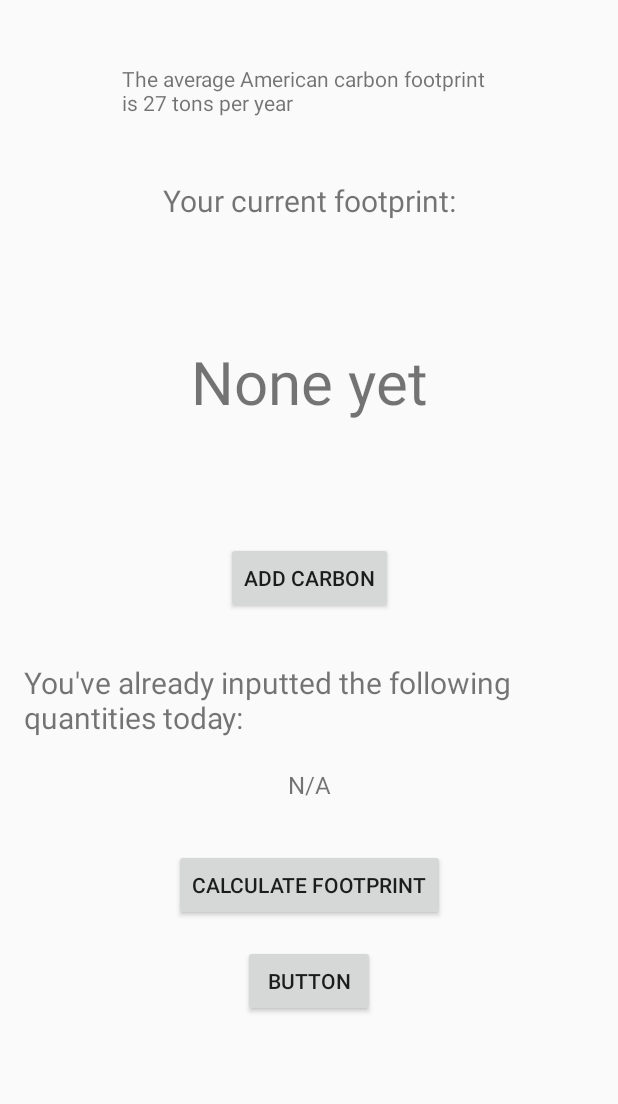
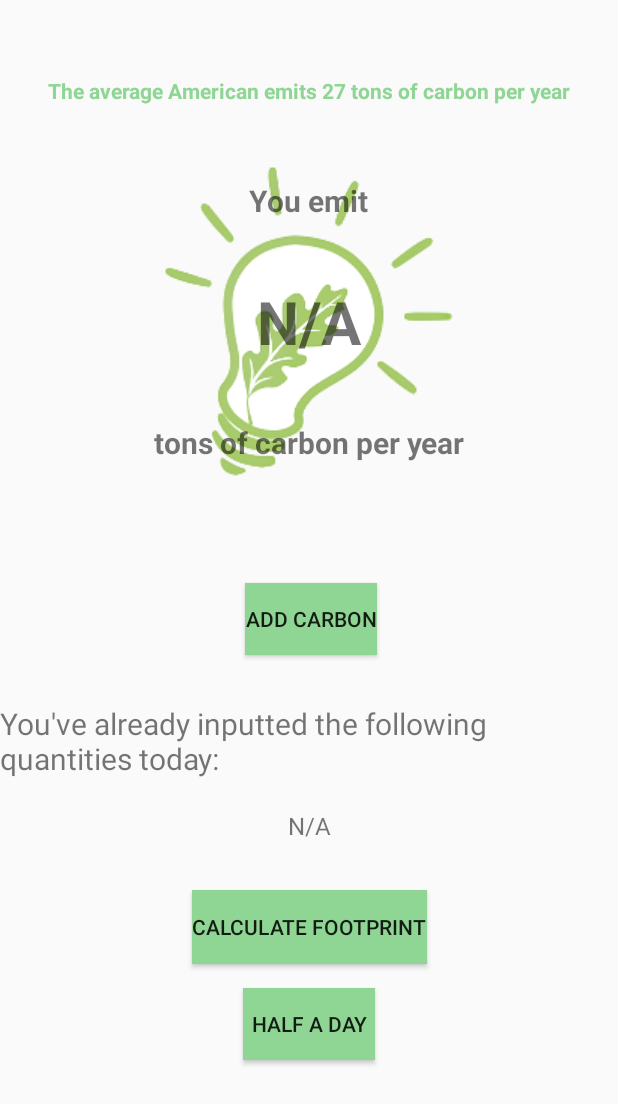
Before and after one commit to Carbon-Truth/CarbonTruth, an Android app: the layout activity_main.xml on its own in the app's theme, with its tools: preview values and no code run, on a phone screen of 412 x 824 dp. Shown: the top 1104 px of the screen. Run offline under Robolectric (Android 15) with nearby library versions, the phone set to English and light mode, and no system bars.

Commit message:
Restructured code.

```diff
--- a/app/src/main/res/layout/activity_main.xml
+++ b/app/src/main/res/layout/activity_main.xml
@@ -6,13 +6,24 @@
     android:layout_width="match_parent"
     android:layout_height="match_parent">
 
+    <ImageView
+        android:id="@+id/imageView3"
+        android:layout_width="wrap_content"
+        android:layout_height="wrap_content"
+        app:layout_constraintBottom_toBottomOf="@+id/textView2"
+        app:layout_constraintEnd_toEndOf="parent"
+        app:layout_constraintStart_toStartOf="parent"
+        app:layout_constraintTop_toTopOf="@+id/footprintLabel"
+        app:srcCompat="@drawable/lightbulb2" />
+
     <TextView
         android:id="@+id/footprintLabel"
         android:layout_width="wrap_content"
         android:layout_height="wrap_content"
         android:layout_marginTop="120dp"
-        android:text="Your current footprint:"
+        android:text="You emit"
         android:textSize="20sp"
+        android:textStyle="bold"
         app:layout_constraintEnd_toEndOf="parent"
         app:layout_constraintStart_toStartOf="parent"
         app:layout_constraintTop_toTopOf="parent" />
@@ -21,9 +32,10 @@
         android:id="@+id/footprintValue"
         android:layout_width="wrap_content"
         android:layout_height="wrap_content"
-        android:layout_marginTop="80dp"
-        android:text="None yet"
+        android:layout_marginTop="40dp"
+        android:text="N/A"
         android:textSize="40sp"
+        android:textStyle="bold"
         app:layout_constraintEnd_toEndOf="parent"
         app:layout_constraintStart_toStartOf="parent"
         app:layout_constraintTop_toBottomOf="@+id/footprintLabel" />
@@ -32,16 +44,19 @@
         android:id="@+id/button"
         android:layout_width="wrap_content"
         android:layout_height="wrap_content"
+        android:layout_marginStart="2dp"
+        android:layout_marginLeft="2dp"
         android:layout_marginTop="80dp"
+        android:background="#8fd694"
         android:onClick="inputCarbon"
         android:text="Add Carbon"
         app:layout_constraintEnd_toEndOf="parent"
         app:layout_constraintStart_toStartOf="parent"
-        app:layout_constraintTop_toBottomOf="@+id/footprintValue" />
+        app:layout_constraintTop_toBottomOf="@+id/textView2" />
 
     <TextView
         android:id="@+id/mostRecentInputLabel"
-        android:layout_width="0dp"
+        android:layout_width="wrap_content"
         android:layout_height="wrap_content"
         android:layout_marginStart="16dp"
         android:layout_marginLeft="16dp"
@@ -68,8 +83,9 @@
     <Button
         android:id="@+id/button2"
         android:layout_width="wrap_content"
-        android:layout_height="wrap_content"
+        android:layout_height="49dp"
         android:layout_marginTop="32dp"
+        android:background="#8fd694"
         android:onClick="calculateCurrentFootprint"
         android:text="calculate footprint"
         app:layout_constraintEnd_toEndOf="parent"
@@ -78,9 +94,11 @@
 
     <TextView
         android:id="@+id/textView"
-        android:layout_width="250dp"
+        android:layout_width="wrap_content"
         android:layout_height="wrap_content"
-        android:text="The average American carbon footprint is 27 tons per year"
+        android:text="The average American emits 27 tons of carbon per year"
+        android:textColor="#8fd694"
+        android:textStyle="bold"
         app:layout_constraintBottom_toTopOf="@+id/footprintLabel"
         app:layout_constraintEnd_toEndOf="parent"
         app:layout_constraintHorizontal_bias="0.5"
@@ -92,9 +110,22 @@
         android:layout_width="wrap_content"
         android:layout_height="wrap_content"
         android:layout_marginTop="16dp"
-        android:text="Button"
+        android:background="#8fd694"
+        android:text="half a day"
         android:onClick="subtractHalfADay"
         app:layout_constraintEnd_toEndOf="parent"
         app:layout_constraintStart_toStartOf="parent"
         app:layout_constraintTop_toBottomOf="@+id/button2" />
+
+    <TextView
+        android:id="@+id/textView2"
+        android:layout_width="wrap_content"
+        android:layout_height="wrap_content"
+        android:layout_marginTop="40dp"
+        android:text="tons of carbon per year"
+        android:textSize="20sp"
+        android:textStyle="bold"
+        app:layout_constraintEnd_toEndOf="parent"
+        app:layout_constraintStart_toStartOf="parent"
+        app:layout_constraintTop_toBottomOf="@+id/footprintValue" />
 </androidx.constraintlayout.widget.ConstraintLayout>
--- a/app/src/main/res/layout/food_popup.xml
+++ b/app/src/main/res/layout/food_popup.xml
@@ -18,6 +18,7 @@
         android:onClick="onFoodItem1Click"
         android:text="@string/food_item_1"
         android:textSize="20sp"
+        android:background="#8fd694"
         app:layout_constraintEnd_toEndOf="parent"
         app:layout_constraintHorizontal_bias="0.0"
         app:layout_constraintStart_toStartOf="parent"
@@ -35,6 +36,7 @@
         android:onClick="onFoodItem2Click"
         android:text="@string/food_item_2"
         android:textSize="20sp"
+        android:background="#8fd694"
         app:layout_constraintEnd_toEndOf="parent"
         app:layout_constraintHorizontal_bias="0.0"
         app:layout_constraintStart_toStartOf="parent"
@@ -52,6 +54,7 @@
         android:onClick="onFoodItem3Click"
         android:text="@string/food_item_3"
         android:textSize="20sp"
+        android:background="#8fd694"
         app:layout_constraintEnd_toEndOf="parent"
         app:layout_constraintHorizontal_bias="1.0"
         app:layout_constraintStart_toStartOf="parent"
@@ -69,6 +72,7 @@
         android:onClick="onFoodItem4Click"
         android:text="@string/food_item_4"
         android:textSize="20sp"
+        android:background="#8fd694"
         app:layout_constraintEnd_toEndOf="parent"
         app:layout_constraintHorizontal_bias="0.0"
         app:layout_constraintStart_toStartOf="parent"
@@ -86,6 +90,7 @@
         android:onClick="onFoodItem5Click"
         android:text="@string/food_item_5"
         android:textSize="20sp"
+        android:background="#8fd694"
         app:layout_constraintEnd_toEndOf="parent"
         app:layout_constraintHorizontal_bias="0.0"
         app:layout_constraintStart_toStartOf="parent"
--- a/app/src/main/res/layout/food_quantity_popup.xml
+++ b/app/src/main/res/layout/food_quantity_popup.xml
@@ -46,6 +46,7 @@
         android:layout_height="wrap_content"
         android:onClick="submit"
         android:text="@string/submit_button_text"
+        android:background="#8fd694"
         app:layout_constraintEnd_toEndOf="parent"
         app:layout_constraintHorizontal_bias="0.498"
         app:layout_constraintStart_toStartOf="parent"
--- a/app/src/main/res/layout/vehicle_popup.xml
+++ b/app/src/main/res/layout/vehicle_popup.xml
@@ -17,6 +17,7 @@
         android:onClick="onVehicleItem1Click"
         android:text="@string/vehicle_item_1"
         android:textSize="20sp"
+        android:background="#8fd694"
         app:layout_constraintEnd_toEndOf="parent"
         app:layout_constraintHorizontal_bias="0.0"
         app:layout_constraintStart_toStartOf="parent"
@@ -34,6 +35,7 @@
         android:onClick="onVehicleItem2Click"
         android:text="@string/vehicle_item_2"
         android:textSize="20sp"
+        android:background="#8fd694"
         app:layout_constraintEnd_toEndOf="parent"
         app:layout_constraintHorizontal_bias="0.0"
         app:layout_constraintStart_toStartOf="parent"
@@ -51,6 +53,7 @@
         android:onClick="onVehicleItem3Click"
         android:text="@string/vehicle_item_3"
         android:textSize="20sp"
+        android:background="#8fd694"
         app:layout_constraintEnd_toEndOf="parent"
         app:layout_constraintHorizontal_bias="0.0"
         app:layout_constraintStart_toStartOf="parent"
@@ -68,6 +71,8 @@
         android:onClick="onVehicleItem4Click"
         android:text="@string/vehicle_item_4"
         android:textSize="20sp"
+        android:background="#8fd694"
+
         app:layout_constraintEnd_toEndOf="parent"
         app:layout_constraintHorizontal_bias="0.0"
         app:layout_constraintStart_toStartOf="parent"
@@ -85,6 +90,7 @@
         android:onClick="onVehicleItem5Click"
         android:text="@string/vehicle_item_5"
         android:textSize="20sp"
+        android:background="#8fd694"
         app:layout_constraintEnd_toEndOf="parent"
         app:layout_constraintHorizontal_bias="0.0"
         app:layout_constraintStart_toStartOf="parent"
--- a/app/src/main/res/layout/vehicle_quantity_popup.xml
+++ b/app/src/main/res/layout/vehicle_quantity_popup.xml
@@ -45,6 +45,7 @@
         android:onClick="submit"
         android:text="@string/submit_button_text"
         android:textSize="20sp"
+        android:background="#8fd694"
         app:layout_constraintEnd_toEndOf="parent"
         app:layout_constraintStart_toStartOf="parent"
         app:layout_constraintTop_toBottomOf="@+id/quantity_input" />
--- a/app/src/main/res/values/styles.xml
+++ b/app/src/main/res/values/styles.xml
@@ -3,9 +3,9 @@
     <!-- Base application theme. -->
     <style name="AppTheme" parent="Theme.AppCompat.Light.DarkActionBar">
         <!-- Customize your theme here. -->
-        <item name="colorPrimary">@color/colorPrimary</item>
-        <item name="colorPrimaryDark">@color/colorPrimaryDark</item>
-        <item name="colorAccent">@color/colorAccent</item>
+        <item name="colorPrimary">#5b8c5a</item>
+        <item name="colorPrimaryDark">#34623f</item>
+        <item name="colorAccent">#c4f7a1</item>
     </style>
 
 </resources>
```
Also changed, not shown: app/src/main/res/layout/add_carbon.xml (+28 -7 lines), app/src/main/res/drawable/carbonbackground.JPG (added), app/src/main/res/drawable/carbonbulb.PNG (added), app/src/main/res/drawable/carbonfootprint.JPG (added), app/src/main/res/drawable/carbonlightbulb.PNG (added), app/src/main/res/drawable/carbontree.JPG (added), app/src/main/res/drawable/lightbulb.png (added), app/src/main/res/drawable/lightbulb2.png (added).
